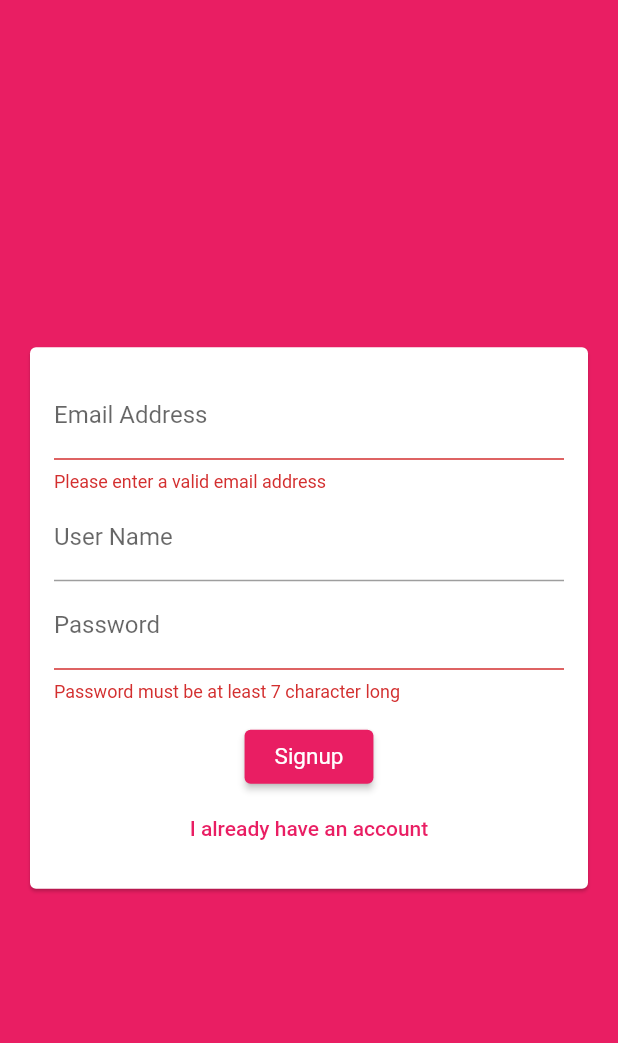
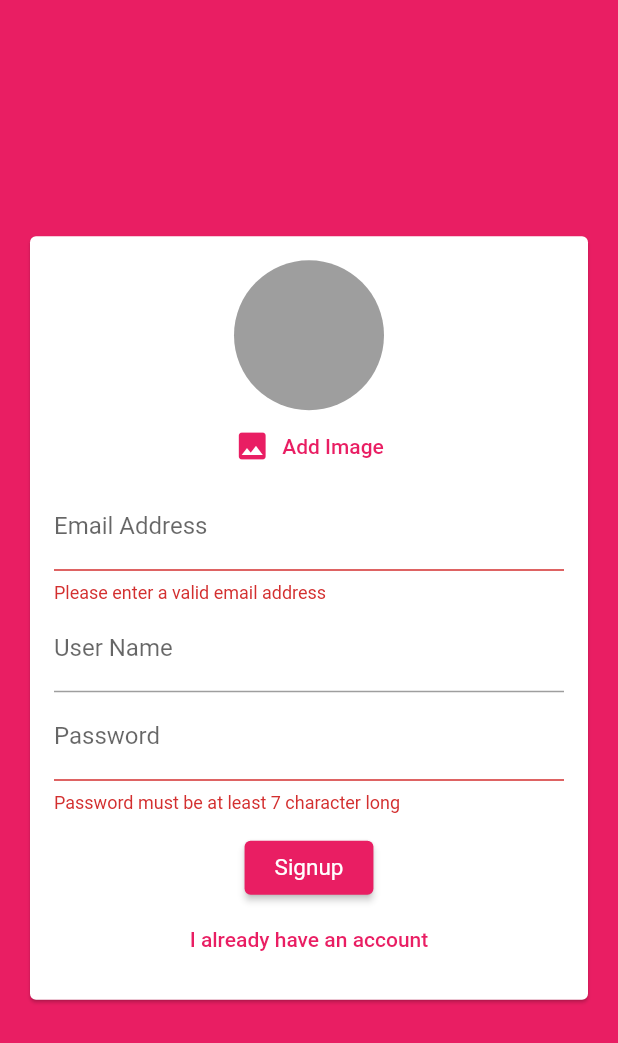
Before and after one commit to AqeelAaqi/mychatapp-with-flutter, a Flutter app: the screen it shows after launch, after a tap on "Login", after a tap on "Create New Account", on a phone screen of 412 x 824 dp. Shown: the top 1043 px of the screen. Run offline on Flutter 3.47's test engine with Material 2 defaults, Android fonts, the phone set to English and light mode, and no system bars; our stand-ins replace cloud_firestore, firebase_auth, firebase_core, image_picker; missing offline and left inert: model_viewer_plus; accounts and stored records are empty.

Commit message:
add image picker on signup

```diff
--- a/lib/main.dart
+++ b/lib/main.dart
@@ -18,7 +18,7 @@ class MyApp extends StatelessWidget {
   @override
   Widget build(BuildContext context) {
     return MaterialApp(
-      debugShowCheckedModeBanner: true,
+      debugShowCheckedModeBanner: false,
       title: 'Flutter Demo',
       theme: ThemeData(
         primarySwatch: Colors.pink,
--- a/lib/widgets/auth/auth_form.dart
+++ b/lib/widgets/auth/auth_form.dart
@@ -1,4 +1,5 @@
 import 'package:flutter/material.dart';
+import 'package:mychatapp/widgets/pickers/user_image_picker.dart';
 
 class AuthForm extends StatefulWidget {
 
@@ -41,6 +42,7 @@ class _AuthFormState extends State<AuthForm> {
             child: Column(
               mainAxisSize: MainAxisSize.min,
               children: <Widget>[
+                if(!_isLogin) UserImagePicker(),
                 TextFormField(
                   key: const ValueKey('email'),
                   validator: (value) {
--- /dev/null
+++ b/lib/widgets/pickers/user_image_picker.dart
@@ -0,0 +1,43 @@
+import 'dart:io';
+
+import 'package:flutter/material.dart';
+import 'package:image_picker/image_picker.dart';
+
+class UserImagePicker extends StatefulWidget {
+  const UserImagePicker({Key? key}) : super(key: key);
+
+  @override
+  State<UserImagePicker> createState() => _UserImagePickerState();
+}
+
+class _UserImagePickerState extends State<UserImagePicker> {
+
+  File? _pickedImageFile;
+  void _pickImage() async{
+    final picker = ImagePicker();
+    final pickedImage = await picker.pickImage(source: ImageSource.gallery);
+    final pickedImageFile = File(pickedImage!.path);
+    // final pickedImageFile = await ImagePicker.platform.pickImage(source: ImageSource.gallery);
+
+    setState(() {
+      _pickedImageFile = pickedImageFile as File;
+    });
+  }
+
+  @override
+  Widget build(BuildContext context) {
+    return Column(
+      children: [
+        CircleAvatar(
+          radius: 50,
+          backgroundColor: Colors.grey,
+          backgroundImage: _pickedImageFile != null ?FileImage(_pickedImageFile!) : null,
+        ),
+        TextButton.icon(
+            onPressed: _pickImage,
+            icon: Icon(Icons.image),
+            label: Text("Add Image")),
+      ],
+    );
+  }
+}
--- a/pubspec.yaml
+++ b/pubspec.yaml
@@ -33,6 +33,7 @@ dependencies:
     sdk: flutter
   cloud_firestore: ^4.3.1
   firebase_auth: ^4.2.4
+  image_picker: ^0.8.6+2
   model_viewer_plus: ^1.4.0
 
 
```
Also changed, not shown: pubspec.lock.
